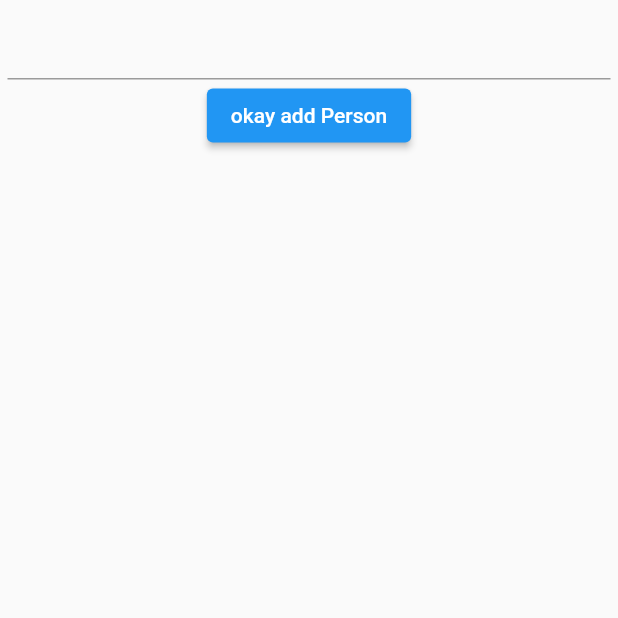
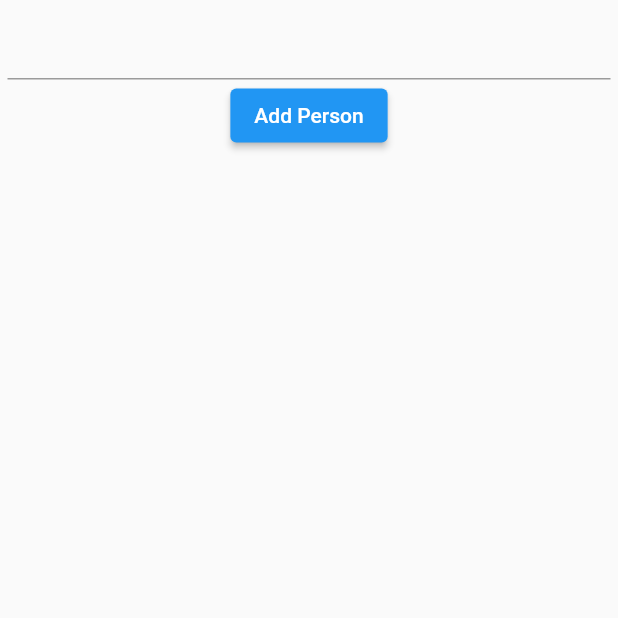
Before and after one commit to marvinkraus/Flutter-Demo-App_Namensliste, a Flutter app: the addNewPersonPage screen opened by its route, on a phone screen of 412 x 824 dp, the top half of it. Run offline on Flutter 3.47's test engine with Material 2 defaults, Android fonts, the phone set to English and light mode, and no system bars.

Commit message:
--- Auto-Git Commit ---

```diff
--- a/lib/pages/addNewPerson.dart
+++ b/lib/pages/addNewPerson.dart
@@ -26,7 +26,7 @@ class addNewPersonPage extends StatelessWidget {
                   Navigator.of(context).pop(p);
                 }
               }),
-              child: const Text("okay add Person"))
+              child: const Text("Add Person"))
         ]),
       ),
     );
```
Also changed, not shown: .autogit/logs/log-9-5-2022-9-11-14.txt (added).
